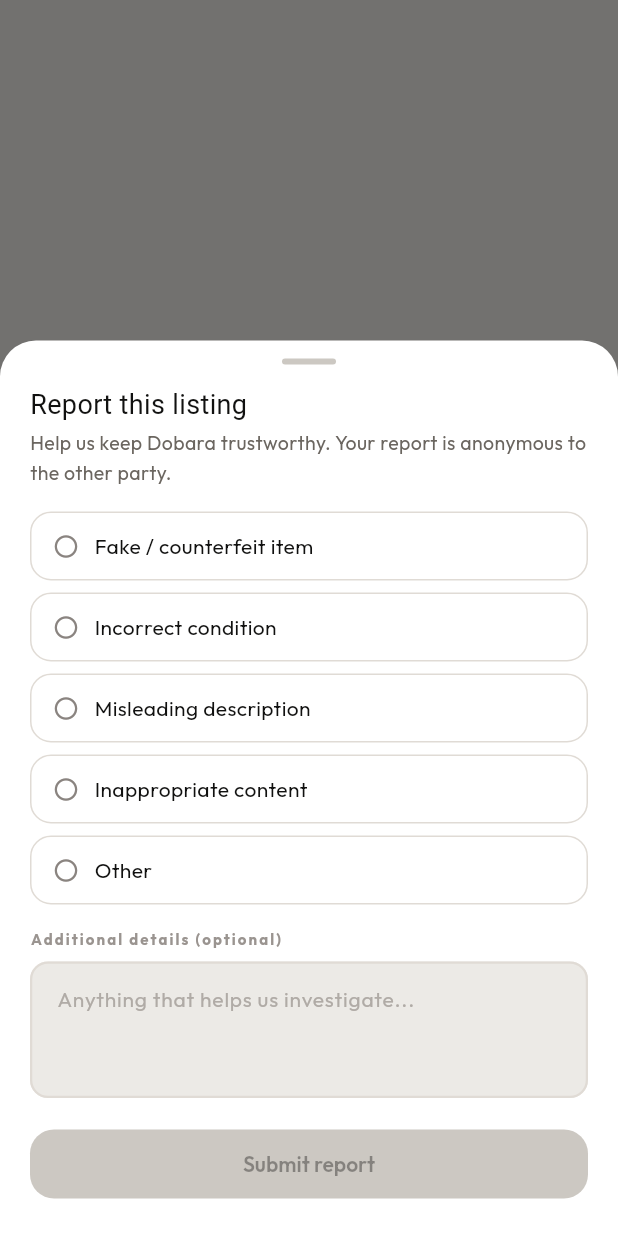
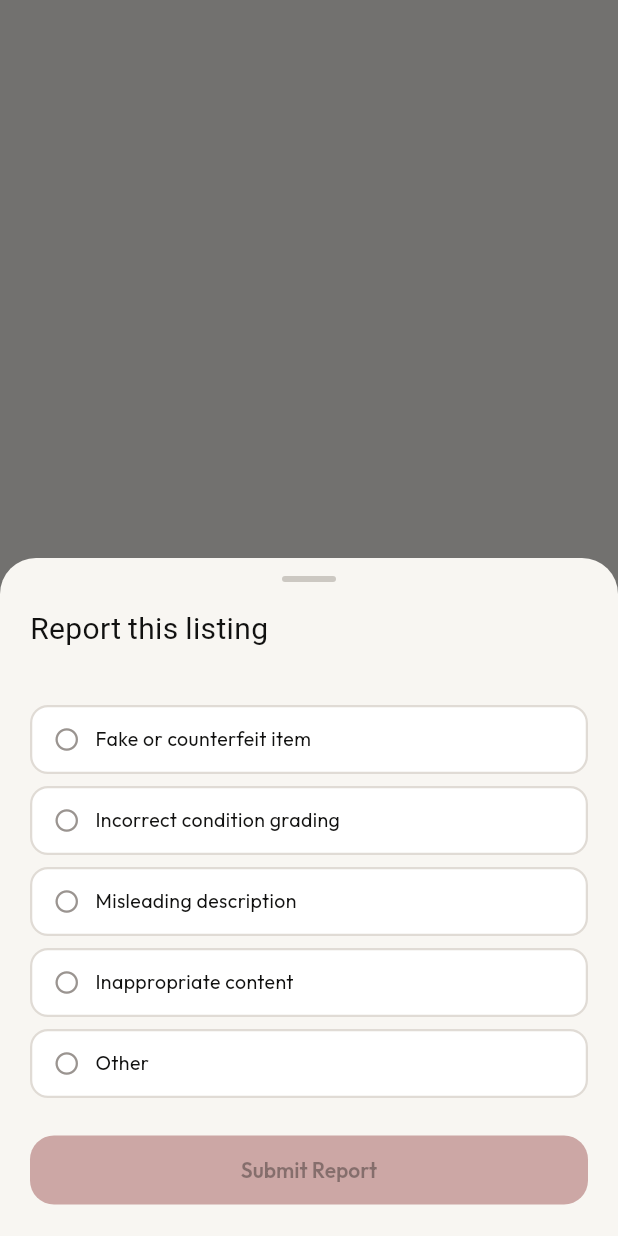
Before and after one commit to fahad2bhatti/dobara, a Flutter app: what showReportSheet() shows on an empty page, opened directly with empty values, on a phone screen of 412 x 824 dp. Run offline on Flutter 3.47's test engine with Material 3 defaults, Android fonts, the light colour scheme and no system bars; our stand-ins replace cached_network_image, firebase_auth, firebase_core, flutter_riverpod, go_router, google_fonts; accounts and stored records are empty; network calls fail; Roboto replaces fonts that are missing (Instrument Serif).

Commit message:
feat: build Report Listing/Seller flow with reasons and admin queue

````diff
--- /dev/null
+++ b/lib/features/listings/presentation/widgets/report_sheet.dart
@@ -0,0 +1,268 @@
+import 'package:flutter/material.dart';
+import 'package:flutter_riverpod/flutter_riverpod.dart';
+import '../../../../core/theme/app_colors.dart';
+import '../../../../shared/models/report_model.dart';
+import '../../../admin/domain/reports_provider.dart';
+
+/// Call `showReportSheet(context, ...)` to open. Used for both
+/// "Report Listing" and "Report Seller" — pass the appropriate
+/// targetType/targetId/targetLabel.
+Future<void> showReportSheet(
+    BuildContext context, {
+      required ReportTargetType targetType,
+      required String targetId,
+      required String targetLabel,
+    }) {
+  return showModalBottomSheet(
+    context: context,
+    backgroundColor: Colors.transparent,
+    isScrollControlled: true,
+    builder: (_) => _ReportSheet(
+      targetType: targetType,
+      targetId: targetId,
+      targetLabel: targetLabel,
+    ),
+  );
+}
+
+class _ReportSheet extends ConsumerStatefulWidget {
+  final ReportTargetType targetType;
+  final String targetId;
+  final String targetLabel;
+
+  const _ReportSheet({
+    required this.targetType,
+    required this.targetId,
+    required this.targetLabel,
+  });
+
+  @override
+  ConsumerState<_ReportSheet> createState() => _ReportSheetState();
+}
+
+class _ReportSheetState extends ConsumerState<_ReportSheet> {
+  ReportReason? _reason;
+  final _noteController = TextEditingController();
+  bool _submitted = false;
+
+  @override
+  void dispose() {
+    _noteController.dispose();
+    super.dispose();
+  }
+
+  void _submit() {
+    if (_reason == null) return;
+
+    final report = Report(
+      id: DateTime.now().millisecondsSinceEpoch.toString(),
+      targetType: widget.targetType,
+      targetId: widget.targetId,
+      targetLabel: widget.targetLabel,
+      reason: _reason!,
+      note: _noteController.text.trim().isEmpty
+          ? null
+          : _noteController.text.trim(),
+      reportedAt: DateTime.now(),
+    );
+
+    // TODO Phase 11 (post-auth Firestore pass): write to
+    // reports/{reportId} tied to the real reporting user id.
+    ref.read(reportsProvider.notifier).addReport(report);
+    setState(() => _submitted = true);
+  }
+
+  @override
+  Widget build(BuildContext context) {
+    return Container(
+      padding: EdgeInsets.only(
+        bottom: MediaQuery.of(context).viewInsets.bottom,
+      ),
+      decoration: const BoxDecoration(
+        color: AppColors.background,
+        borderRadius: BorderRadius.vertical(top: Radius.circular(24)),
+      ),
+      child: SafeArea(
+        top: false,
+        child: Padding(
+          padding: const EdgeInsets.fromLTRB(20, 12, 20, 20),
+          child: _submitted ? _buildSubmitted() : _buildForm(),
+        ),
+      ),
+    );
+  }
+
+  Widget _buildForm() {
+    final label = widget.targetType == ReportTargetType.listing
+        ? 'Report this listing'
+        : 'Report this seller';
+
+    return Column(
+      mainAxisSize: MainAxisSize.min,
+      crossAxisAlignment: CrossAxisAlignment.start,
+      children: [
+        Center(
+          child: Container(
+            width: 36,
+            height: 4,
+            margin: const EdgeInsets.only(bottom: 16),
+            decoration: BoxDecoration(
+              color: AppColors.neutral300,
+              borderRadius: BorderRadius.circular(2),
+            ),
+          ),
+        ),
+        Text(
+          label,
+          style: const TextStyle(
+            fontFamily: 'Instrument Serif',
+            fontSize: 20,
+            color: AppColors.textPrimary,
+          ),
+        ),
+        const SizedBox(height: 4),
+        Text(
+          widget.targetLabel,
+          style: const TextStyle(fontSize: 12, color: AppColors.textTertiary),
+        ),
+        const SizedBox(height: 16),
+        ...ReportReason.values.map((r) {
+          final sel = _reason == r;
+          return Padding(
+            padding: const EdgeInsets.only(bottom: 8),
+            child: GestureDetector(
+              onTap: () => setState(() => _reason = r),
+              child: Container(
+                padding:
+                const EdgeInsets.symmetric(horizontal: 14, vertical: 12),
+                decoration: BoxDecoration(
+                  color: sel ? AppColors.muted : AppColors.surface,
+                  borderRadius: BorderRadius.circular(12),
+                  border: Border.all(
+                    color: sel ? AppColors.primary : AppColors.border,
+                    width: sel ? 2 : 1.5,
+                  ),
+                ),
+                child: Row(
+                  children: [
+                    Icon(
+                      sel
+                          ? Icons.radio_button_checked
+                          : Icons.radio_button_off,
+                      size: 18,
+                      color: sel ? AppColors.primary : AppColors.textTertiary,
+                    ),
+                    const SizedBox(width: 10),
+                    Expanded(
+                      child: Text(
+                        r.label,
+                        style: const TextStyle(
+                          fontSize: 13,
+                          color: AppColors.textPrimary,
+                        ),
+                      ),
+                    ),
+                  ],
+                ),
+              ),
+            ),
+          );
+        }),
+        if (_reason == ReportReason.other) ...[
+          const SizedBox(height: 4),
+          TextField(
+            controller: _noteController,
+            maxLines: 3,
+            style: const TextStyle(fontSize: 13, color: AppColors.textPrimary),
+            decoration: InputDecoration(
+              hintText: 'Tell us more...',
+              hintStyle: const TextStyle(
+                  fontSize: 13, color: AppColors.textPlaceholder),
+              filled: true,
+              fillColor: AppColors.surface,
+              contentPadding: const EdgeInsets.all(12),
+              border: OutlineInputBorder(
+                borderRadius: BorderRadius.circular(12),
+                borderSide:
+                const BorderSide(color: AppColors.border, width: 1.5),
+              ),
+              enabledBorder: OutlineInputBorder(
+                borderRadius: BorderRadius.circular(12),
+                borderSide:
+                const BorderSide(color: AppColors.border, width: 1.5),
+              ),
+              focusedBorder: OutlineInputBorder(
+                borderRadius: BorderRadius.circular(12),
+                borderSide:
+                const BorderSide(color: AppColors.primary, width: 1.5),
+              ),
+            ),
+          ),
+        ],
+        const SizedBox(height: 16),
+        SizedBox(
+          width: double.infinity,
+          child: ElevatedButton(
+            onPressed: _reason == null ? null : _submit,
+            style: ElevatedButton.styleFrom(
+              backgroundColor: AppColors.errorText,
+              disabledBackgroundColor:
+              AppColors.errorText.withValues(alpha: 0.35),
+              foregroundColor: Colors.white,
+              padding: const EdgeInsets.symmetric(vertical: 14),
+              shape:
+              RoundedRectangleBorder(borderRadius: BorderRadius.circular(16)),
+              elevation: 0,
+            ),
+            child: const Text(
+              'Submit Report',
+              style: TextStyle(fontSize: 14, fontWeight: FontWeight.w600),
+            ),
+          ),
+        ),
+      ],
+    );
+  }
+
+  Widget _buildSubmitted() {
+    return Column(
+      mainAxisSize: MainAxisSize.min,
+      children: [
+        Container(
+          width: 56,
+          height: 56,
+          decoration: const BoxDecoration(
+              color: AppColors.successBg, shape: BoxShape.circle),
+          child: const Icon(Icons.check, size: 26, color: AppColors.successText),
+        ),
+        const SizedBox(height: 12),
+        const Text(
+          'Report submitted',
+          style: TextStyle(
+            fontSize: 16,
+            fontWeight: FontWeight.w600,
+            color: AppColors.textPrimary,
+          ),
+        ),
+        const SizedBox(height: 6),
+        const Text(
+          'Thanks for helping keep Dobara trustworthy. Our team will review this shortly.',
+          textAlign: TextAlign.center,
+          style: TextStyle(fontSize: 12, color: AppColors.textTertiary, height: 1.5),
+        ),
+        const SizedBox(height: 16),
+        SizedBox(
+          width: double.infinity,
+          child: TextButton(
+            onPressed: () => Navigator.of(context).pop(),
+            child: const Text(
+              'Close',
+              style: TextStyle(
+                  fontSize: 13, fontWeight: FontWeight.w600, color: AppColors.primary),
+            ),
+          ),
+        ),
+      ],
+    );
+  }
+}
--- a/lib/features/reports/data/report_service.dart
+++ /dev/null
@@ -1,35 +0,0 @@
-import 'package:cloud_firestore/cloud_firestore.dart';
-
-import '../domain/report_reason.dart';
-
-/// Writes report submissions to the `reports` Firestore collection so the
-/// Admin/Moderation dashboard (Phase 9) can read them.
-///
-/// TODO(auth): reportedByUserId is a placeholder until Phase 10. Swap
-/// `kDummyUserId` for the real signed-in uid once auth exists — see
-/// core/constants/dev_config.dart.
-class ReportService {
-  ReportService({FirebaseFirestore? firestore})
-      : _firestore = firestore ?? FirebaseFirestore.instance;
-
-  final FirebaseFirestore _firestore;
-
-  Future<void> submitReport({
-    required ReportTargetType targetType,
-    required String targetId, // listingId or sellerId being reported
-    required ReportReason reason,
-    String? details,
-    required String reportedByUserId, // pass kDummyUserId until auth lands
-  }) async {
-    await _firestore.collection('reports').add({
-      'targetType': targetType.name, // 'listing' | 'seller'
-      'targetId': targetId,
-      'reasonValue': reason.value,
-      'reasonLabel': reason.label,
-      'details': details?.trim().isEmpty == true ? null : details?.trim(),
-      'reportedByUserId': reportedByUserId,
-      'status': 'pending', // pending | reviewed | dismissed | actioned
-      'createdAt': FieldValue.serverTimestamp(),
-    });
-  }
-}
--- a/lib/features/reports/domain/report_reason.dart
+++ /dev/null
@@ -1,53 +0,0 @@
-/// Reasons a user can select when reporting a listing or a seller.
-///
-/// `label` is what's shown in the UI. `value` is the stable string stored
-/// in Firestore so copy can change later without breaking old reports.
-enum ReportTargetType { listing, seller }
-
-class ReportReason {
-  final String value;
-  final String label;
-
-  const ReportReason._(this.value, this.label);
-
-  static const fakeOrCounterfeit =
-  ReportReason._('fake_counterfeit', 'Fake / counterfeit item');
-  static const incorrectCondition =
-  ReportReason._('incorrect_condition', 'Incorrect condition');
-  static const misleadingDescription =
-  ReportReason._('misleading_description', 'Misleading description');
-  static const inappropriateContent =
-  ReportReason._('inappropriate_content', 'Inappropriate content');
-
-  // Seller-specific reasons (not in the original listing report spec —
-  // added since "Report Seller" needs its own reason set; adjust freely).
-  static const fraudulentBehavior =
-  ReportReason._('fraudulent_behavior', 'Fraudulent behavior');
-  static const nonDelivery =
-  ReportReason._('non_delivery', 'Item never delivered');
-  static const harassment =
-  ReportReason._('harassment', 'Harassment or abuse');
-
-  static const other = ReportReason._('other', 'Other');
-
-  static List<ReportReason> forType(ReportTargetType type) {
-    switch (type) {
-      case ReportTargetType.listing:
-        return [
-          fakeOrCounterfeit,
-          incorrectCondition,
-          misleadingDescription,
-          inappropriateContent,
-          other,
-        ];
-      case ReportTargetType.seller:
-        return [
-          fraudulentBehavior,
-          nonDelivery,
-          harassment,
-          inappropriateContent,
-          other,
-        ];
-    }
-  }
-}
--- a/lib/features/reports/presentation/widgets/report_sheet.dart
+++ /dev/null
@@ -1,272 +0,0 @@
-import 'package:flutter/material.dart';
-
-import '../../../../core/theme/app_colors.dart';
-import '../../../../core/theme/app_text_styles.dart';
-import '../../data/report_service.dart';
-import '../../domain/report_reason.dart';
-
-/// Call this to open the report flow. Handles listing and seller reports
-/// with the same UI — only the reason list changes.
-///
-/// Example:
-/// ```dart
-/// showReportSheet(
-///   context,
-///   targetType: ReportTargetType.listing,
-///   targetId: product.id,
-///   reportedByUserId: kDummyUserId, // swap for real uid post-auth
-/// );
-/// ```
-Future<void> showReportSheet(
-    BuildContext context, {
-      required ReportTargetType targetType,
-      required String targetId,
-      required String reportedByUserId,
-    }) {
-  return showModalBottomSheet(
-    context: context,
-    isScrollControlled: true,
-    backgroundColor: Colors.transparent,
-    builder: (_) => ReportSheet(
-      targetType: targetType,
-      targetId: targetId,
-      reportedByUserId: reportedByUserId,
-    ),
-  );
-}
-
-class ReportSheet extends StatefulWidget {
-  const ReportSheet({
-    super.key,
-    required this.targetType,
-    required this.targetId,
-    required this.reportedByUserId,
-  });
-
-  final ReportTargetType targetType;
-  final String targetId;
-  final String reportedByUserId;
-
-  @override
-  State<ReportSheet> createState() => _ReportSheetState();
-}
-
-class _ReportSheetState extends State<ReportSheet> {
-  final _service = ReportService();
-  final _detailsController = TextEditingController();
-  ReportReason? _selected;
-  bool _submitting = false;
-
-  @override
-  void dispose() {
-    _detailsController.dispose();
-    super.dispose();
-  }
-
-  Future<void> _submit() async {
-    if (_selected == null) return;
-    setState(() => _submitting = true);
-    try {
-      await _service.submitReport(
-        targetType: widget.targetType,
-        targetId: widget.targetId,
-        reason: _selected!,
-        details: _detailsController.text,
-        reportedByUserId: widget.reportedByUserId,
-      );
-      if (!mounted) return;
-      Navigator.of(context).pop();
-      ScaffoldMessenger.of(context).showSnackBar(
-        SnackBar(
-          content: Text(
-            'Report submitted — our team will review it shortly.',
-            style: AppTextStyles.bodyMedium.copyWith(
-              color: AppColors.primaryForeground,
-            ),
-          ),
-          backgroundColor: AppColors.primary,
-          behavior: SnackBarBehavior.floating,
-          shape: RoundedRectangleBorder(
-            borderRadius: BorderRadius.circular(12),
-          ),
-        ),
-      );
-    } catch (_) {
-      if (!mounted) return;
-      setState(() => _submitting = false);
-      ScaffoldMessenger.of(context).showSnackBar(
-        SnackBar(
-          content: Text(
-            "Couldn't submit report. Please try again.",
-            style: AppTextStyles.bodyMedium.copyWith(color: Colors.white),
-          ),
-          backgroundColor: AppColors.errorText,
-        ),
-      );
-    }
-  }
-
-  @override
-  Widget build(BuildContext context) {
-    final reasons = ReportReason.forType(widget.targetType);
-    final title = widget.targetType == ReportTargetType.listing
-        ? 'Report this listing'
-        : 'Report this seller';
-
-    return Padding(
-      padding: EdgeInsets.only(
-        bottom: MediaQuery.of(context).viewInsets.bottom,
-      ),
-      child: Container(
-        constraints: BoxConstraints(
-          maxHeight: MediaQuery.of(context).size.height * 0.85,
-        ),
-        padding: const EdgeInsets.fromLTRB(20, 12, 20, 24),
-        decoration: const BoxDecoration(
-          color: AppColors.surface,
-          borderRadius: BorderRadius.vertical(top: Radius.circular(24)),
-        ),
-        child: SingleChildScrollView(
-          child: Column(
-            mainAxisSize: MainAxisSize.min,
-            crossAxisAlignment: CrossAxisAlignment.start,
-            children: [
-              Center(
-                child: Container(
-                  width: 36,
-                  height: 4,
-                  margin: const EdgeInsets.only(bottom: 16),
-                  decoration: BoxDecoration(
-                    color: AppColors.neutral300,
-                    borderRadius: BorderRadius.circular(2),
-                  ),
-                ),
-              ),
-              Text(title, style: AppTextStyles.displayXSmall),
-              const SizedBox(height: 4),
-              Text(
-                'Help us keep Dobara trustworthy. Your report is anonymous to the other party.',
-                style: AppTextStyles.bodySmall.copyWith(
-                  color: AppColors.mutedForeground,
-                ),
-              ),
-              const SizedBox(height: 16),
-              ...reasons.map(
-                    (reason) => _ReasonTile(
-                  reason: reason,
-                  selected: _selected == reason,
-                  onTap: () => setState(() => _selected = reason),
-                ),
-              ),
-              const SizedBox(height: 8),
-              Text('Additional details (optional)', style: AppTextStyles.label),
-              const SizedBox(height: 8),
-              TextField(
-                controller: _detailsController,
-                maxLines: 3,
-                style: AppTextStyles.bodyMedium,
-                decoration: InputDecoration(
-                  hintText: 'Anything that helps us investigate...',
-                  hintStyle: AppTextStyles.bodyMedium.copyWith(
-                    color: AppColors.textPlaceholder,
-                  ),
-                  filled: true,
-                  fillColor: AppColors.muted,
-                  contentPadding: const EdgeInsets.all(14),
-                  border: OutlineInputBorder(
-                    borderRadius: BorderRadius.circular(14),
-                    borderSide: BorderSide.none,
-                  ),
-                ),
-              ),
-              const SizedBox(height: 20),
-              SizedBox(
-                width: double.infinity,
-                child: ElevatedButton(
-                  onPressed: _selected == null || _submitting ? null : _submit,
-                  style: ElevatedButton.styleFrom(
-                    backgroundColor: AppColors.primary,
-                    disabledBackgroundColor: AppColors.neutral300,
-                    foregroundColor: AppColors.primaryForeground,
-                    padding: const EdgeInsets.symmetric(vertical: 14),
-                    shape: RoundedRectangleBorder(
-                      borderRadius: BorderRadius.circular(16),
-                    ),
-                    elevation: 0,
-                  ),
-                  child: _submitting
-                      ? const SizedBox(
-                    width: 18,
-                    height: 18,
-                    child: CircularProgressIndicator(
-                      strokeWidth: 2,
-                      color: AppColors.primaryForeground,
-                    ),
-                  )
-                      : Text('Submit report', style: AppTextStyles.buttonText),
-                ),
-              ),
-            ],
-          ),
-        ),
-      ),
-    );
-  }
-}
-
-class _ReasonTile extends StatelessWidget {
-  const _ReasonTile({
-    required this.reason,
-    required this.selected,
-    required this.onTap,
-  });
-
-  final ReportReason reason;
-  final bool selected;
-  final VoidCallback onTap;
-
-  @override
-  Widget build(BuildContext context) {
-    return Padding(
-      padding: const EdgeInsets.only(bottom: 8),
-      child: InkWell(
-        onTap: onTap,
-        borderRadius: BorderRadius.circular(14),
-        child: Container(
-          padding: const EdgeInsets.symmetric(horizontal: 14, vertical: 12),
-          decoration: BoxDecoration(
-            color: selected ? AppColors.primary : AppColors.surface,
-            borderRadius: BorderRadius.circular(14),
-            border: Border.all(
-              color: selected ? AppColors.primary : AppColors.border,
-              width: selected ? 2 : 1,
-            ),
-          ),
-          child: Row(
-            children: [
-              Icon(
-                selected ? Icons.check_circle : Icons.circle_outlined,
-                size: 18,
-                color: selected
-                    ? AppColors.primaryForeground
-                    : AppColors.neutral500,
-              ),
-              const SizedBox(width: 10),
-              Expanded(
-                child: Text(
-                  reason.label,
-                  style: AppTextStyles.bodyMedium.copyWith(
-                    color: selected
-                        ? AppColors.primaryForeground
-                        : AppColors.textPrimary,
-                    fontWeight: selected ? FontWeight.w600 : FontWeight.w400,
-                  ),
-                ),
-              ),
-            ],
-          ),
-        ),
-      ),
-    );
-  }
-}
--- /dev/null
+++ b/lib/shared/models/report_model.dart
@@ -0,0 +1,32 @@
+enum ReportReason {
+  fakeOrCounterfeit('Fake or counterfeit item'),
+  incorrectCondition('Incorrect condition grading'),
+  misleadingDescription('Misleading description'),
+  inappropriateContent('Inappropriate content'),
+  other('Other');
+
+  final String label;
+  const ReportReason(this.label);
+}
+
+enum ReportTargetType { listing, seller }
+
+class Report {
+  final String id;
+  final ReportTargetType targetType;
+  final String targetId; // listingId or sellerName
+  final String targetLabel; // human-readable, for admin list display
+  final ReportReason reason;
+  final String? note;
+  final DateTime reportedAt;
+
+  const Report({
+    required this.id,
+    required this.targetType,
+    required this.targetId,
+    required this.targetLabel,
+    required this.reason,
+    this.note,
+    required this.reportedAt,
+  });
+}
````
Also changed, not shown: lib/features/admin/domain/reports_provider.dart (added, +23 -0 lines), lib/features/listings/presentation/screens/listing_detail_screen.dart (+8 -23 lines), lib/main.dart (+1 -10 lines).
